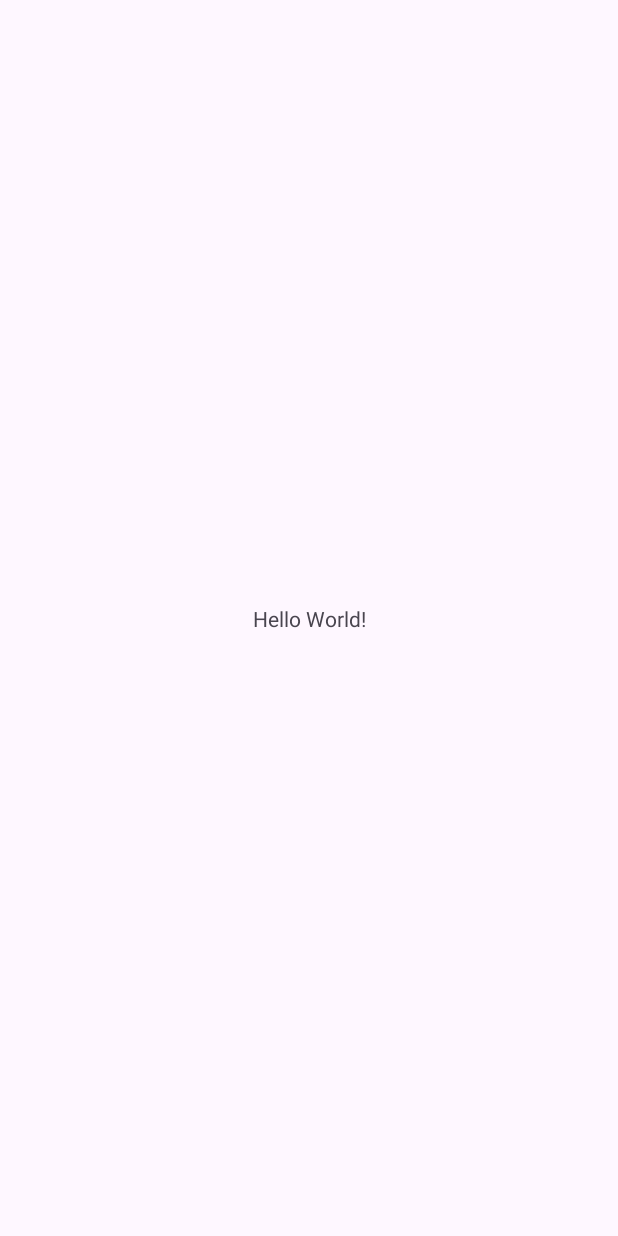
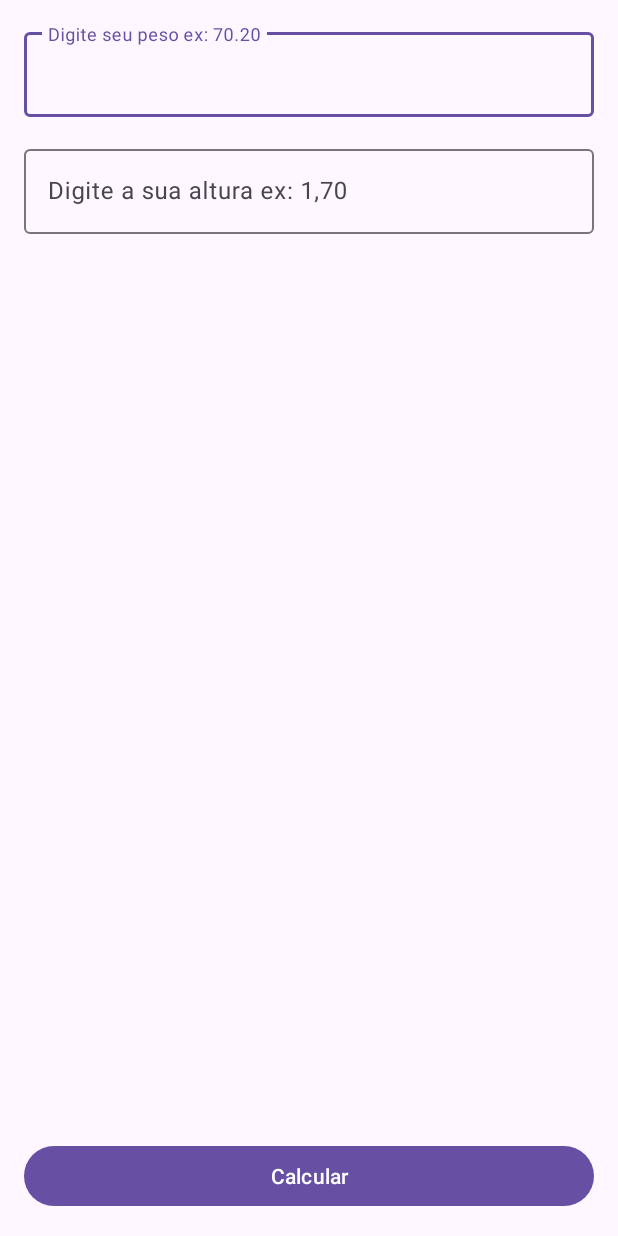
Before and after one commit to DanZx819/Calculadora-IMC, an Android app: the screen it shows after launch (MainActivity), on a phone screen of 412 x 824 dp. Before the commit the screen is almost empty. Run offline under Robolectric (Android 15) with nearby library versions, the phone set to English and light mode, and no system bars.

Commit message:
Criação do Layout Inicial e Pegando informações da tela

```diff
--- a/app/src/main/java/com/comunidadedevspace/imc/MainActivity.kt
+++ b/app/src/main/java/com/comunidadedevspace/imc/MainActivity.kt
@@ -2,10 +2,32 @@ package com.comunidadedevspace.imc
 
 import androidx.appcompat.app.AppCompatActivity
 import android.os.Bundle
+import android.widget.Button
+import com.google.android.material.textfield.TextInputEditText
 
 class MainActivity : AppCompatActivity() {
     override fun onCreate(savedInstanceState: Bundle?) {
         super.onCreate(savedInstanceState)
         setContentView(R.layout.activity_main)
+
+        // Recuperar os componentes EditText
+        // Criar uma variavel e associar (=)o componente de UI <Edit Text>
+
+        val edtPeso = findViewById<TextInputEditText>(R.id.edt_peso)
+
+        val edtAltura = findViewById<TextInputEditText>(R.id.edt_altura)
+
+        // Recuperar o Botão da tela
+
+        val btnCalcular = findViewById<Button>(R.id.btn_calcular)
+
+        //Colocar ação no botão
+        btnCalcular.setOnClickListener {
+            //Recuperar o texto digitado no edtPeso
+            val peso = edtPeso.text
+            val altura = edtAltura.text
+            println("Altura: " + altura)
+            println("Peso: " + peso)
+        }
     }
 }
--- a/app/src/main/res/layout/activity_main.xml
+++ b/app/src/main/res/layout/activity_main.xml
@@ -6,13 +6,51 @@
     android:layout_height="match_parent"
     tools:context=".MainActivity">
 
-    <TextView
-        android:layout_width="wrap_content"
+
+    <Button
+        android:id="@+id/btn_calcular"
+        android:layout_width="match_parent"
         android:layout_height="wrap_content"
-        android:text="Hello World!"
+        android:layout_marginStart="16dp"
+        android:layout_marginEnd="16dp"
+        android:layout_marginBottom="16dp"
+        android:text="Calcular"
         app:layout_constraintBottom_toBottomOf="parent"
         app:layout_constraintEnd_toEndOf="parent"
+        app:layout_constraintHorizontal_bias="0.5"
+        app:layout_constraintStart_toStartOf="parent" />
+
+    <com.google.android.material.textfield.TextInputLayout
+        android:id="@+id/textInputLayout"
+        android:layout_width="match_parent"
+        android:layout_height="wrap_content"
+        android:layout_margin="16dp"
+        android:layout_marginTop="16dp"
+        app:layout_constraintEnd_toEndOf="parent"
         app:layout_constraintStart_toStartOf="parent"
-        app:layout_constraintTop_toTopOf="parent" />
+        app:layout_constraintTop_toTopOf="parent">
+
+        <com.google.android.material.textfield.TextInputEditText
+            android:id="@+id/edt_peso"
+            android:layout_width="match_parent"
+            android:layout_height="wrap_content"
+            android:hint="Digite seu peso ex: 70.20"
+            android:inputType="numberDecimal" />
+    </com.google.android.material.textfield.TextInputLayout>
+
+    <com.google.android.material.textfield.TextInputLayout
+        android:layout_width="match_parent"
+        android:layout_height="wrap_content"
+        android:layout_margin="16dp"
+        app:layout_constraintStart_toStartOf="parent"
+        app:layout_constraintTop_toBottomOf="@+id/textInputLayout">
+
+        <com.google.android.material.textfield.TextInputEditText
+            android:id="@+id/edt_altura"
+            android:layout_width="match_parent"
+            android:layout_height="wrap_content"
+            android:inputType="numberDecimal"
+            android:hint="Digite a sua altura ex: 1,70" />
+    </com.google.android.material.textfield.TextInputLayout>
 
 </androidx.constraintlayout.widget.ConstraintLayout>
```
Also changed, not shown: gradle/wrapper/gradle-wrapper.properties, 3 other files.
